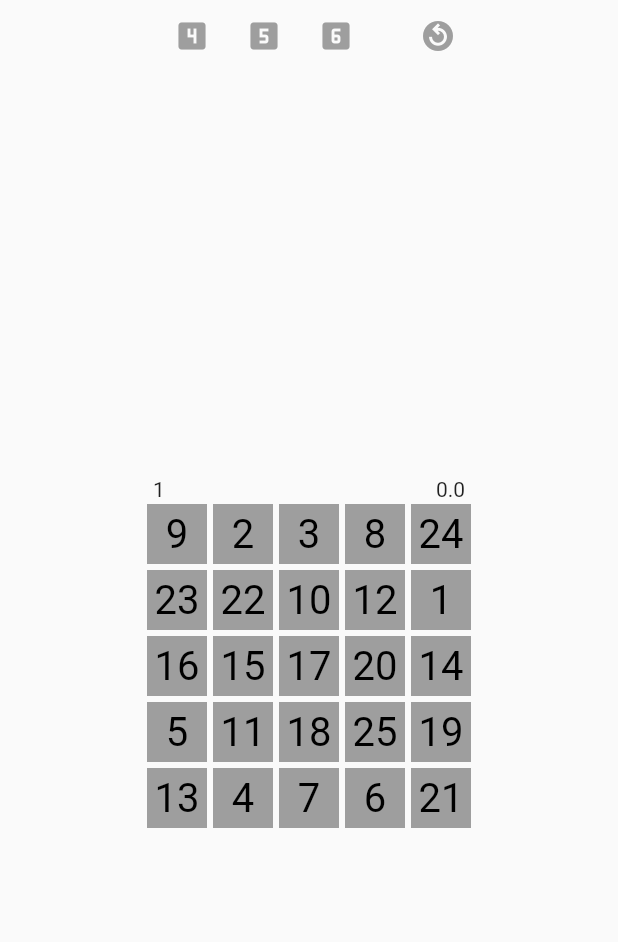
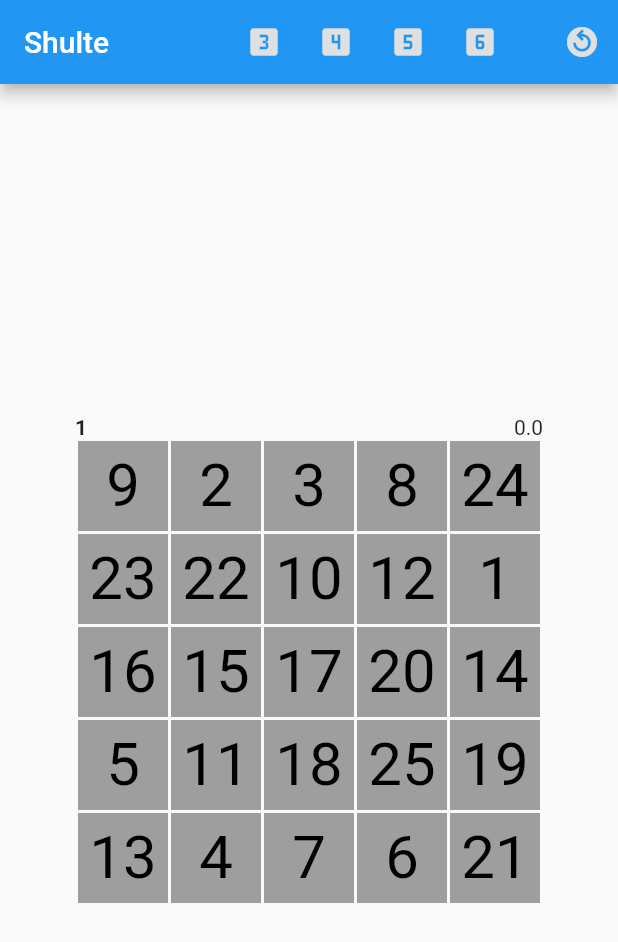
Before and after one commit to CynepHy6/shulte, a Flutter app: the screen it shows after launch, after a tap on the "replay circle filled" icon, on a phone screen of 412 x 824 dp. Shown: the top 942 px of the screen. Run offline on Flutter 3.47's test engine with Material 2 defaults, Android fonts, the phone set to English and light mode, and no system bars.

Commit message:
best view

```diff
--- a/lib/widgets/block.dart
+++ b/lib/widgets/block.dart
@@ -3,6 +3,7 @@ import 'package:flutter/material.dart';
 class Block extends StatelessWidget {
   final double width;
   final double height;
+  final double gap;
   final Color background;
   final Color color;
   final int value;
@@ -12,6 +13,7 @@ class Block extends StatelessWidget {
     required this.value,
     this.width = 40,
     this.height = 40,
+    this.gap = 1,
     this.background = Colors.grey,
     this.color = Colors.black,
   });
@@ -19,7 +21,7 @@ class Block extends StatelessWidget {
   @override
   Widget build(BuildContext context) {
     return Container(
-      margin: EdgeInsets.all(width / 20),
+      margin: EdgeInsets.all(gap),
       padding: EdgeInsets.all(width / 20),
       height: height,
       width: width,
--- a/lib/widgets/field.dart
+++ b/lib/widgets/field.dart
@@ -1,38 +1,62 @@
 import 'package:flutter/material.dart';
 
 import 'block.dart';
+
+enum GameState { start, end, repeat }
 
 class Field extends StatefulWidget {
   final int rows;
   final int cols;
   final double blockWidth;
   final double blockHeight;
-  List<int> idxs = [];
+  final double gap;
   double? width;
   double? height;
   final stopwatch = Stopwatch();
   int nextNum = 1;
   double time = 0;
+  GameState? state;
+  List<int> idxs = [];
+  List<Widget> blocks = [];
 
   Field({
     super.key,
     required this.rows,
     required this.cols,
-    this.blockWidth = 40,
-    this.blockHeight = 40,
+    this.blockWidth = 60,
+    this.blockHeight = 60,
+    this.gap = 1,
   }) {
-    stopwatch.reset();
-    stopwatch.start();
-
-    idxs = createIdxs(cols, rows);
+    state = GameState.repeat;
     width = blockWidth * cols + (cols - 1) * blockWidth / 20;
     height = blockHeight * rows + (rows - 1) * blockHeight / 20;
   }
-  final initNextNum = 1;
-  bool isEnd = false;
 
   @override
   _FieldState createState() => _FieldState();
+}
+
+class _FieldState extends State<Field> {
+  @override
+  Widget build(BuildContext context) {
+    startGame();
+
+    return Stack(children: [
+      if (widget.state == GameState.end) endScreen(),
+      if (widget.state == GameState.start) gameScreen(widget.blocks),
+    ]);
+  }
+
+  void startGame() {
+    if (widget.state != GameState.repeat) return;
+    widget.time = 0;
+    widget.nextNum = 1;
+    widget.stopwatch.reset();
+    widget.stopwatch.start();
+    widget.idxs = createIdxs(widget.cols, widget.rows);
+    widget.blocks = generateBlocks();
+    widget.state = GameState.start;
+  }
 
   List<int> createIdxs(int cols, int rows) {
     List<int> idxs = [];
@@ -44,33 +68,35 @@ class Field extends StatefulWidget {
     idxs.shuffle();
     return idxs;
   }
-}
-
-class _FieldState extends State<Field> {
-  @override
-  Widget build(BuildContext context) {
-    List<Widget> blocks = generateBlocks();
-
-    return Stack(children: [
-      if (widget.isEnd) endScreen(),
-      if (!widget.isEnd) gameScreen(blocks),
-    ]);
-  }
 
   Widget endScreen() {
     return Container(
       width: widget.width,
       height: widget.height,
       color: Colors.green.shade100,
-      child: Center(
-        child: Text(
-          '${widget.time}',
-          style: const TextStyle(
-            fontWeight: FontWeight.bold,
-            fontSize: 20,
+      child: Column(
+        mainAxisAlignment: MainAxisAlignment.center,
+        children: [
+          Text(
+            '${widget.time}',
+            style: const TextStyle(
+              fontWeight: FontWeight.bold,
+              fontSize: 20,
+            ),
           ),
-        ),
+          repeatButton(),
+        ],
       ),
+    );
+  }
+
+  Widget repeatButton() {
+    return IconButton(
+      icon: Icon(Icons.replay_circle_filled_outlined, color: Colors.grey.shade800),
+      onPressed: () => setState(() {
+        widget.state = GameState.repeat;
+        startGame();
+      }),
     );
   }
 
@@ -93,31 +119,12 @@ class _FieldState extends State<Field> {
         mainAxisAlignment: MainAxisAlignment.spaceBetween,
         mainAxisSize: MainAxisSize.max,
         children: [
-          Text('${widget.nextNum}'),
+          Text(
+            '${widget.nextNum}',
+            style: const TextStyle(fontWeight: FontWeight.bold),
+          ),
           Text('${widget.time}'),
         ],
-      ),
-    );
-  }
-
-  Widget blockTap(int idx) {
-    return GestureDetector(
-      onTap: () {
-        if (idx != widget.nextNum) {
-          return;
-        }
-        setState(() {
-          if (idx == widget.cols * widget.rows) {
-            widget.isEnd = true;
-          }
-          widget.nextNum = widget.nextNum + 1;
-          widget.time = (widget.stopwatch.elapsedMilliseconds / 10).round() / 100;
-        });
-      },
-      child: Block(
-        width: widget.blockWidth,
-        height: widget.blockHeight,
-        value: idx,
       ),
     );
   }
@@ -138,6 +145,30 @@ class _FieldState extends State<Field> {
         children: [...line],
       ));
     }
+
     return blocks;
   }
+
+  Widget blockTap(int idx) {
+    return GestureDetector(
+      onTap: () {
+        if (idx != widget.nextNum) {
+          return;
+        }
+        setState(() {
+          if (idx == widget.cols * widget.rows) {
+            widget.state = GameState.end;
+          }
+          widget.nextNum = widget.nextNum + 1;
+          widget.time = (widget.stopwatch.elapsedMilliseconds / 10).round() / 100;
+        });
+      },
+      child: Block(
+        width: widget.blockWidth,
+        height: widget.blockHeight,
+        value: idx,
+        gap: widget.gap,
+      ),
+    );
+  }
 }
--- a/lib/widgets/shulte_screen.dart
+++ b/lib/widgets/shulte_screen.dart
@@ -19,13 +19,16 @@ class _ShulteScreenState extends State<ShulteScreen> {
   @override
   Widget build(BuildContext context) {
     return Scaffold(
+      appBar: AppBar(
+        title: const Text('Shulte'),
+        actions: modes(),
+      ),
       body: Row(
         mainAxisAlignment: MainAxisAlignment.center,
         children: [
           Column(
             crossAxisAlignment: CrossAxisAlignment.end,
             children: [
-              modesRow(),
               const Spacer(flex: 1),
               field,
               const Spacer(flex: 1),
@@ -36,23 +39,22 @@ class _ShulteScreenState extends State<ShulteScreen> {
     );
   }
 
-  Widget modesRow() {
-    return Row(
-      children: [
-        modeButton(4, Icons.looks_4),
-        modeButton(5, Icons.looks_5),
-        modeButton(6, Icons.looks_6),
-        const SizedBox(width: 20),
-        modeButton(size, Icons.replay_circle_filled_outlined),
-      ],
-    );
+  List<Widget> modes() {
+    return [
+      modeButton(3, Icons.looks_3),
+      modeButton(4, Icons.looks_4),
+      modeButton(5, Icons.looks_5),
+      modeButton(6, Icons.looks_6),
+      const SizedBox(width: 20),
+      modeButton(size, Icons.replay_circle_filled_outlined),
+    ];
   }
 
   mode(int newSize) {}
 
   Widget modeButton(int newSize, IconData iconData) {
     return IconButton(
-      icon: Icon(iconData, color: Colors.grey),
+      icon: Icon(iconData, color: Colors.grey.shade300),
       onPressed: () => setState(() {
         size = newSize;
         field = Field(
```
